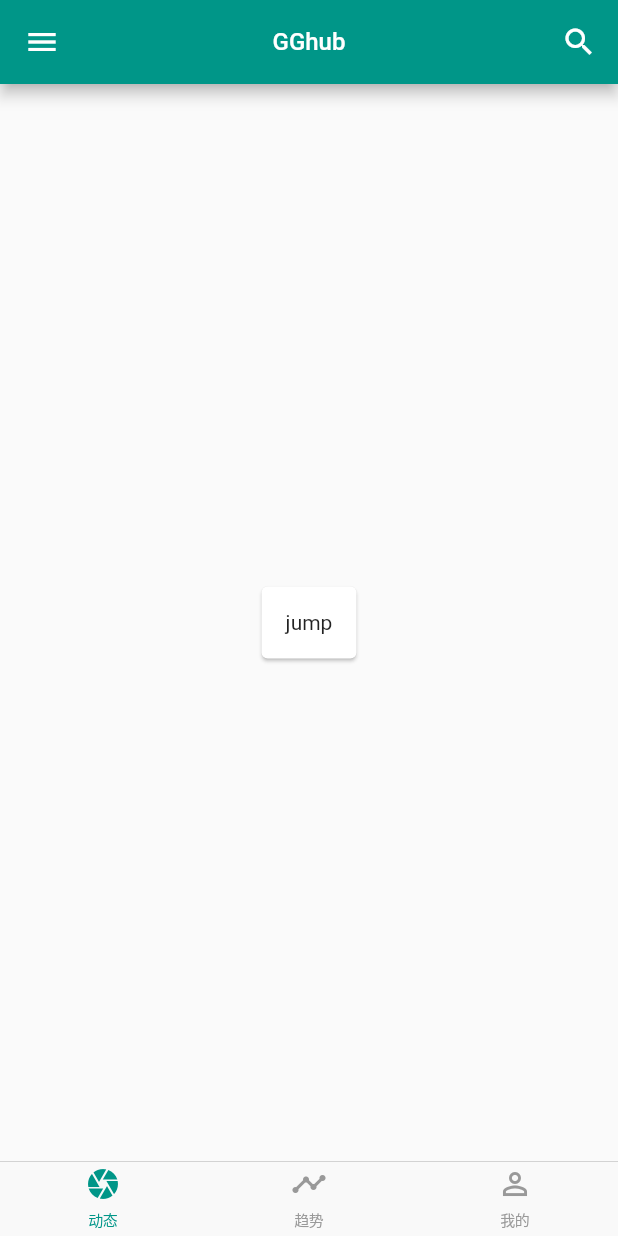
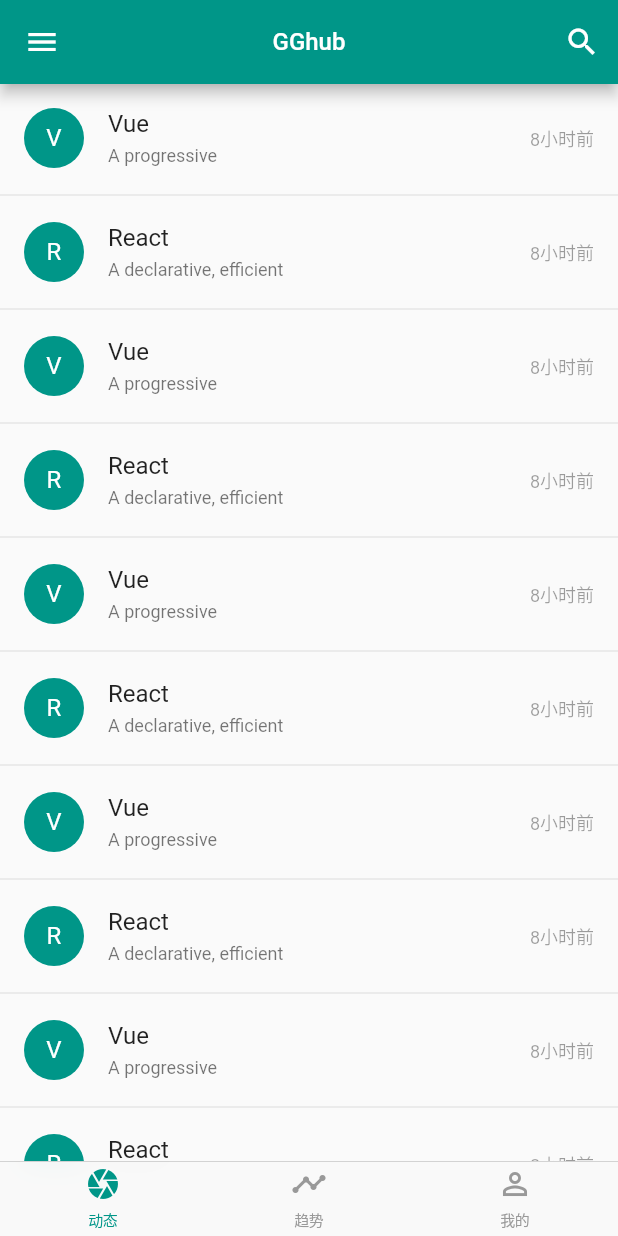
Before and after one commit to xunuo0x/flutter_github, a Flutter app: the screen it shows after launch, on a phone screen of 412 x 824 dp. Run offline on Flutter 3.47's test engine with Material 2 defaults, Android fonts, the phone set to English and light mode, and no system bars.

Commit message:
修修补补

```diff
--- /dev/null
+++ b/lib/mock/data.dart
@@ -0,0 +1,9 @@
+import '../model/news.dart';
+
+final List<News> newsList = [
+  new News('', 'noopy', 'His repo', '1小时前'),
+  new News('', 'noopy', 'His repo', '2小时前'),
+  new News('', 'noopy', 'His repo', '3小时前'),
+  new News('', 'noopy', 'His repo', '4小时前'),
+  new News('', 'noopy', 'His repo', '5小时前'),
+];
--- /dev/null
+++ b/lib/model/news.dart
@@ -0,0 +1,8 @@
+class News {
+  String avatar;
+  String author;
+  String repo;
+  String updateTime;
+
+  News(this.avatar, this.author, this.repo, this.updateTime);
+}
--- /dev/null
+++ b/lib/model/project.dart
@@ -0,0 +1,7 @@
+class Project {
+  String avatar;
+  String title;
+  String desc;
+
+  Project(this.avatar, this.title, this.desc);
+}
--- a/lib/pages/homepage.dart
+++ b/lib/pages/homepage.dart
@@ -4,7 +4,7 @@ import 'package:flutter/cupertino.dart';
 // components
 import '../components/sidebarDrawer.dart';
 // pages
-import './pageone.dart';
+import './indexpage.dart';
 import './pagetwo.dart';
 import './pagethree.dart';
 
@@ -91,7 +91,7 @@ class _HomePageState extends State<HomePage>  with SingleTickerProviderStateMixi
             },
           ),
           Padding(
-            padding: EdgeInsets.only(right: 14.0),
+            padding: EdgeInsets.only(right: 12.0),
           ),
         ],
       ),
@@ -100,7 +100,7 @@ class _HomePageState extends State<HomePage>  with SingleTickerProviderStateMixi
         physics: new NeverScrollableScrollPhysics(),
         controller: _pageController,
         children: [
-          new PageOne(),
+          new IndexPage(),
           new PageTwo(),
           new PageThree(),
         ],
--- /dev/null
+++ b/lib/pages/indexpage.dart
@@ -0,0 +1,109 @@
+import 'package:flutter/material.dart';
+
+import '../model/news.dart';
+
+import './tabbarpage.dart';
+
+class ItemCard extends StatefulWidget {
+
+  final News news;
+
+  ItemCard({ Key key, this.news }) : super(key: key);
+
+  @override
+  _ItemCardState createState() => _ItemCardState(news);
+}
+
+class _ItemCardState extends State<ItemCard> {
+
+  final News news;
+
+  _ItemCardState(this.news);
+
+  @override
+  Widget build(BuildContext context) {
+    return Column(
+      children: <Widget>[
+        ListTile(
+          leading: CircleAvatar(
+            backgroundColor: Colors.teal.shade500,
+            foregroundColor: Colors.white,
+            child: Text(this.news.author.substring(0,1)),
+          ),
+          title: Text(this.news.author),
+          trailing: Text('8小时前',
+            style: TextStyle(
+              fontSize: 12.0,
+              color: Colors.black38
+            ),
+          ),
+          subtitle: Text(
+            this.news.repo,
+            style: TextStyle(
+              fontSize: 12.0
+            ),
+          ),
+          onTap: (){
+            Navigator.push<String>(context,
+              new PageRouteBuilder(pageBuilder: (BuildContext context,
+                Animation<double> animation,
+                Animation<double> secondaryAnimation) {
+                // 跳转的路由对象
+                return new TabbarPage(appBarTitle: '详情',);
+                }, transitionsBuilder: (
+                  BuildContext context,
+                  Animation<double> animation,
+                  Animation<double> secondaryAnimation,
+                  Widget child,
+                ) {
+                  return _IndexPageState.createTransition(animation, child);
+                }
+              ),
+            );
+          },
+        ),
+        Divider(
+          height: 4.0,
+        )
+      ],
+    );
+  }
+}
+
+class IndexPage extends StatefulWidget {
+  @override
+  _IndexPageState createState() => _IndexPageState();
+}
+
+class _IndexPageState extends State<IndexPage> {
+
+  static SlideTransition createTransition(Animation<double> animation, Widget child) {
+    return new SlideTransition(
+      position: new Tween<Offset>(
+      begin: const Offset(1.0, 0.0),
+      end: const Offset(0.0, 0.0),
+    ).animate(animation),
+      child: child,
+    );
+  }
+
+  @override
+  Widget build(BuildContext context) {
+    return Scaffold(
+      body: ListView(
+        children: <Widget>[
+          ItemCard(news: new News('https://raw.githubusercontent.com/github/explore/6c6508f34230f0ac0d49e847a326429eefbfc030/topics/vue/vue.png', 'Vue','A progressive', '8小时前')),
+          ItemCard(news: new News('https://raw.githubusercontent.com/github/explore/6c6508f34230f0ac0d49e847a326429eefbfc030/topics/react/react.png', 'React','A declarative, efficient','10小时前')),
+          ItemCard(news: new News('https://raw.githubusercontent.com/github/explore/6c6508f34230f0ac0d49e847a326429eefbfc030/topics/vue/vue.png', 'Vue','A progressive', '8小时前')),
+          ItemCard(news: new News('https://raw.githubusercontent.com/github/explore/6c6508f34230f0ac0d49e847a326429eefbfc030/topics/react/react.png', 'React','A declarative, efficient','10小时前')),
+          ItemCard(news: new News('https://raw.githubusercontent.com/github/explore/6c6508f34230f0ac0d49e847a326429eefbfc030/topics/vue/vue.png', 'Vue','A progressive', '8小时前')),
+          ItemCard(news: new News('https://raw.githubusercontent.com/github/explore/6c6508f34230f0ac0d49e847a326429eefbfc030/topics/react/react.png', 'React','A declarative, efficient','10小时前')),
+          ItemCard(news: new News('https://raw.githubusercontent.com/github/explore/6c6508f34230f0ac0d49e847a326429eefbfc030/topics/vue/vue.png', 'Vue','A progressive', '8小时前')),
+          ItemCard(news: new News('https://raw.githubusercontent.com/github/explore/6c6508f34230f0ac0d49e847a326429eefbfc030/topics/react/react.png', 'React','A declarative, efficient','10小时前')),
+          ItemCard(news: new News('https://raw.githubusercontent.com/github/explore/6c6508f34230f0ac0d49e847a326429eefbfc030/topics/vue/vue.png', 'Vue','A progressive', '8小时前')),
+          ItemCard(news: new News('https://raw.githubusercontent.com/github/explore/6c6508f34230f0ac0d49e847a326429eefbfc030/topics/react/react.png', 'React','A declarative, efficient','10小时前')),
+        ],
+      )
+    );
+  }
+}
--- a/lib/pages/pageone.dart
+++ b/lib/pages/pageone.dart
@@ -22,7 +22,6 @@ class _PageOneState extends State<PageOne> {
   @override
   Widget build(BuildContext context) {
     return Scaffold(
-      body: Scaffold(
       body: Center(
         child: GestureDetector(
           child: Card(
@@ -45,14 +44,12 @@ class _PageOneState extends State<PageOne> {
                   Widget child,
                 ) {
                   return _PageOneState.createTransition(animation, child);
-                    },
-                    transitionDuration: Duration(milliseconds: 350)
+                }
               ),
             );
           },
         )
       )
-      )
     );
   }
 }
```
Lines whose indentation alone changed are shown as unchanged.
